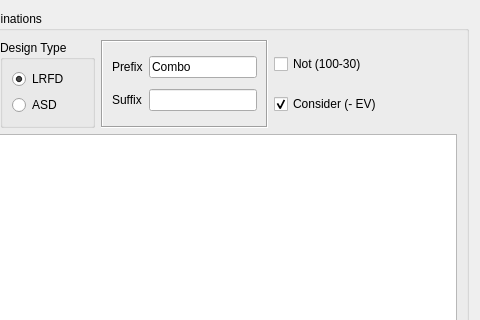
This is widgets/define/create_load_combinations.ui in ebrahimraeyat/civilTools as Qt 5 draws it before an edit; both pictures show x 325 to 805 and y 0 to 320 of the 805 by 746 pixel window. The edited form follows.
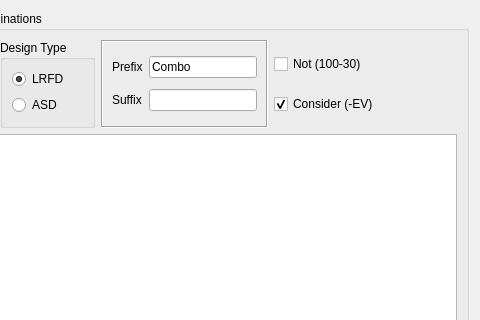
This is the edited form. Icons and pictures are not drawn.

Patch:
```diff
--- a/widgets/define/create_load_combinations.ui
+++ b/widgets/define/create_load_combinations.ui
@@ -672,7 +672,7 @@
          <item>
           <widget class="QCheckBox" name="ev_negative">
            <property name="text">
-            <string>Consider (- EV)</string>
+            <string>Consider (-EV)</string>
            </property>
            <property name="checked">
             <bool>true</bool>
```
